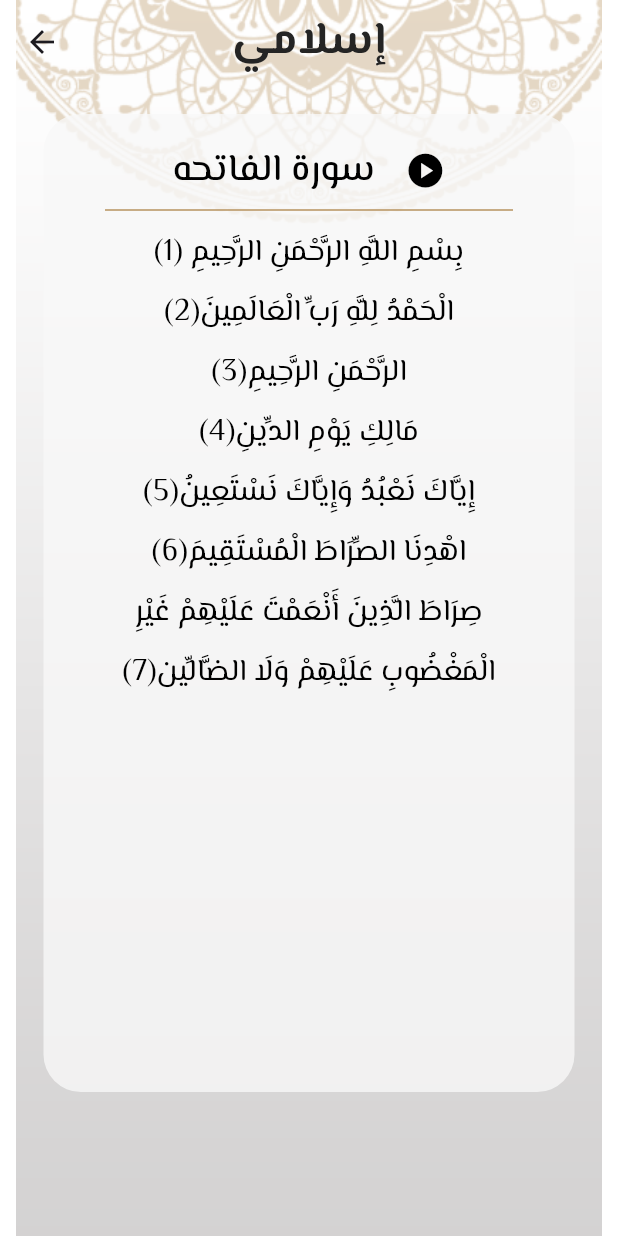
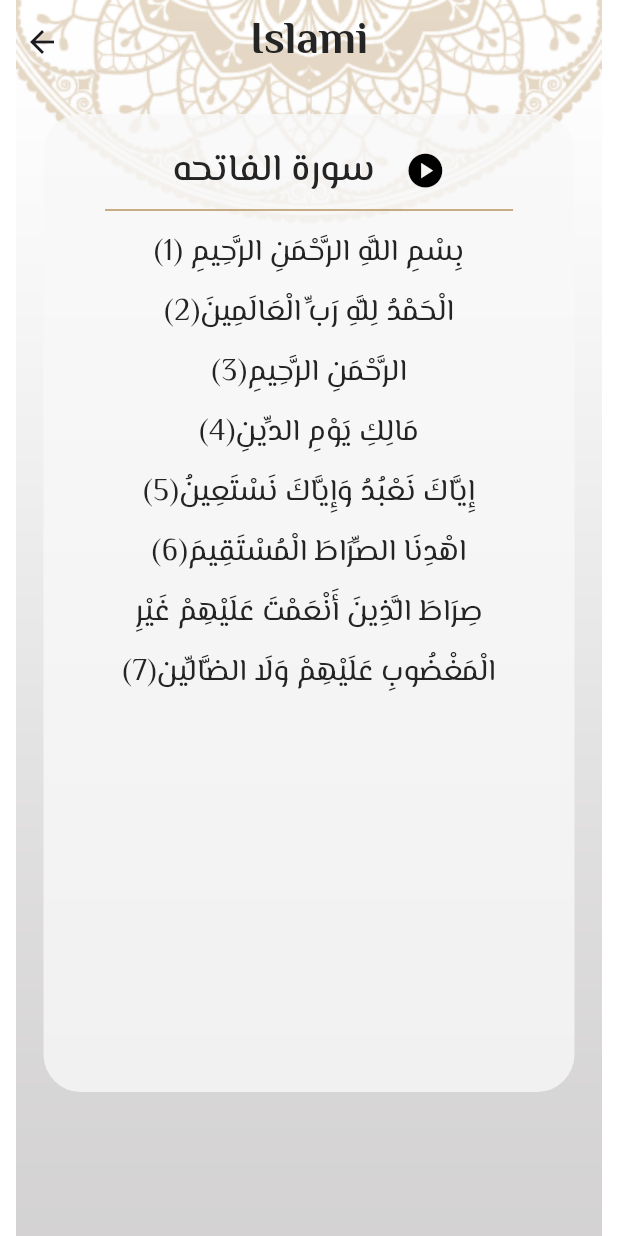
Before and after one commit to KawtherAbdElaziz/Islami-Simple-App, a Flutter app: the screen it shows after launch, after a tap on an icon or button, on a phone screen of 412 x 824 dp. Run offline on Flutter 3.47's test engine with Material 3 defaults, Android fonts, the light colour scheme and no system bars; our stand-ins replace animated_custom_dropdown, flutter_bounceable; generated files the repository leaves out were written again.

Commit message:
_ Editing

```diff
--- /dev/null
+++ b/devtools_options.yaml
@@ -0,0 +1,3 @@
+description: This file stores settings for Dart & Flutter DevTools.
+documentation: https://docs.flutter.dev/tools/devtools/extensions#configure-extension-enablement-states
+extensions:
--- a/lib/core/settings_provider.dart
+++ b/lib/core/settings_provider.dart
@@ -28,6 +28,12 @@ class SettingsProvider extends ChangeNotifier {
         : "assets/images/Group 8.png";
   }
 
+  String getSephaImage() {
+    return currentThemeMode == ThemeMode.dark
+        ? "assets/images/body_sebha_dark.png"
+        : "assets/images/body_sebha_logo.png";
+  }
+
   isDark() {
     return (currentThemeMode == ThemeMode.dark);
   }
--- a/lib/core/theme/application_theme.dart
+++ b/lib/core/theme/application_theme.dart
@@ -63,37 +63,36 @@ class ApplicationThemeManager {
     ),
     bottomNavigationBarTheme: BottomNavigationBarThemeData(
         elevation: 0,
-        backgroundColor: Color(0xff141A2E),
+        backgroundColor: const Color(0xff141A2E),
         type: BottomNavigationBarType.fixed,
         selectedItemColor: primaryDarkColor,
-        selectedIconTheme:
-            const IconThemeData(color: Color(0xff242424), size: 35),
+        selectedIconTheme: IconThemeData(color: primaryDarkColor, size: 35),
         unselectedIconTheme:
             const IconThemeData(color: Color(0xffffffff), size: 28),
-        unselectedItemColor: const Color(0xff242424),
+        unselectedItemColor: const Color(0xffffffff),
         showUnselectedLabels: false,
         selectedLabelStyle: const TextStyle(fontSize: 12)),
-    textTheme: const TextTheme(
+    textTheme: TextTheme(
       titleLarge: TextStyle(
           fontFamily: "ElMessiri",
           fontSize: 30,
           fontWeight: FontWeight.w700,
-          color: Color(0xffffffff)),
+          color: primaryDarkColor),
       bodyLarge: TextStyle(
           fontWeight: FontWeight.w500,
-          color: Color(0xffffffff),
+          color: primaryDarkColor,
           fontSize: 25,
           fontFamily: "ElMessiri"),
       bodyMedium: TextStyle(
           fontFamily: "ElMessiri",
           fontSize: 25,
           fontWeight: FontWeight.w500,
-          color: Color(0xffffffff)),
+          color: primaryDarkColor),
       bodySmall: TextStyle(
           fontFamily: "ElMessiri",
           fontSize: 20,
           // fontWeight: FontWeight.w500,
-          color: Color(0xffffffff)),
+          color: primaryDarkColor),
     ),
     dividerTheme: DividerThemeData(color: primaryDarkColor, thickness: 3),
   );
--- a/lib/l10n/app_ar.arb
+++ b/lib/l10n/app_ar.arb
@@ -8,5 +8,9 @@
     "radio" : "راديو",
     "settings" : "الإعدادات",
     "langauge" : "اللغه",
-    "mode" : "النمط"
+    "mode" : "النمط",
+    "light":"فاتح",
+    "dark": "داكن",
+    "sephaview" : "السبحة",
+    "radioview" : "الراديو"
 }
--- a/lib/l10n/app_en.arb
+++ b/lib/l10n/app_en.arb
@@ -8,7 +8,11 @@
     "radio" : "Radio",
     "settings" : "Settings",
     "langauge" : "Langauge",
-    "mode" : "Mode"
+    "mode" : "Mode",
+    "light":"Light",
+    "dark": "Dark",
+    "sephaview" : "Sepha View",
+    "radioview" : "Radio View"
 
 
 }
--- a/lib/modul/quran/quran_detailes_view.dart
+++ b/lib/modul/quran/quran_detailes_view.dart
@@ -3,6 +3,7 @@ import 'package:flutter/services.dart';
 import 'package:islami_app/core/settings_provider.dart';
 import 'package:islami_app/modul/quran/quran.dart';
 import 'package:provider/provider.dart';
+import 'package:flutter_gen/gen_l10n/app_localizations.dart';
 
 class QuranDetailesView extends StatefulWidget {
   const QuranDetailesView({super.key});
@@ -17,6 +18,7 @@ class _QuranDetailesViewState extends State<QuranDetailesView> {
   @override
   Widget build(BuildContext context) {
     var provider = Provider.of<SettingsProvider>(context);
+    var lang = AppLocalizations.of(context)!;
 
     var data = ModalRoute.of(context)?.settings.arguments as SuraData;
     var theme = Theme.of(context);
@@ -28,8 +30,8 @@ class _QuranDetailesViewState extends State<QuranDetailesView> {
         child: Scaffold(
           appBar: AppBar(
             centerTitle: true,
-            title: const Text(
-              "إسلامي",
+            title: Text(
+              lang.islami,
             ),
           ),
           body: Container(
@@ -61,20 +63,17 @@ class _QuranDetailesViewState extends State<QuranDetailesView> {
                   mainAxisAlignment: MainAxisAlignment.center,
                   children: [
                     Text("سورة ${data.suraTitle}",
-                        style: theme.textTheme.bodyMedium?.copyWith(
-                          color: provider.isDark()
-                              ? theme.primaryColorDark
-                              : Colors.black,
-                        )),
+                        style: theme.textTheme.bodyMedium),
                     const SizedBox(
                       width: 20,
                     ),
                     Icon(
                       Icons.play_circle,
+                      size: 27.2,
                       color: provider.isDark()
-                          ? theme.primaryColorDark
+                          ? const Color(0xffFACC1D)
                           : Colors.black,
-                      size: 27.2,
+
                     )
                   ],
                 ),
@@ -91,9 +90,6 @@ class _QuranDetailesViewState extends State<QuranDetailesView> {
                         textAlign: TextAlign.center,
                         textDirection: TextDirection.rtl,
                         style: theme.textTheme.bodySmall?.copyWith(
-                          color: provider.isDark()
-                              ? theme.primaryColorDark
-                              : Colors.black,
                           height: 2,
                         ),
                         // softWrap: true,
```
Also changed, not shown: lib/modul/hadeth/widget/hadith_detailes.dart (+1 -10 lines), lib/modul/radio/radio.dart (+10 -5 lines), lib/modul/sebha/sebha.dart (+10 -5 lines), lib/modul/settings/settings.dart (+13 -10 lines), assets/images/body_sebha_dark.png (added), assets/images/body_sebha_logo.png (added).
